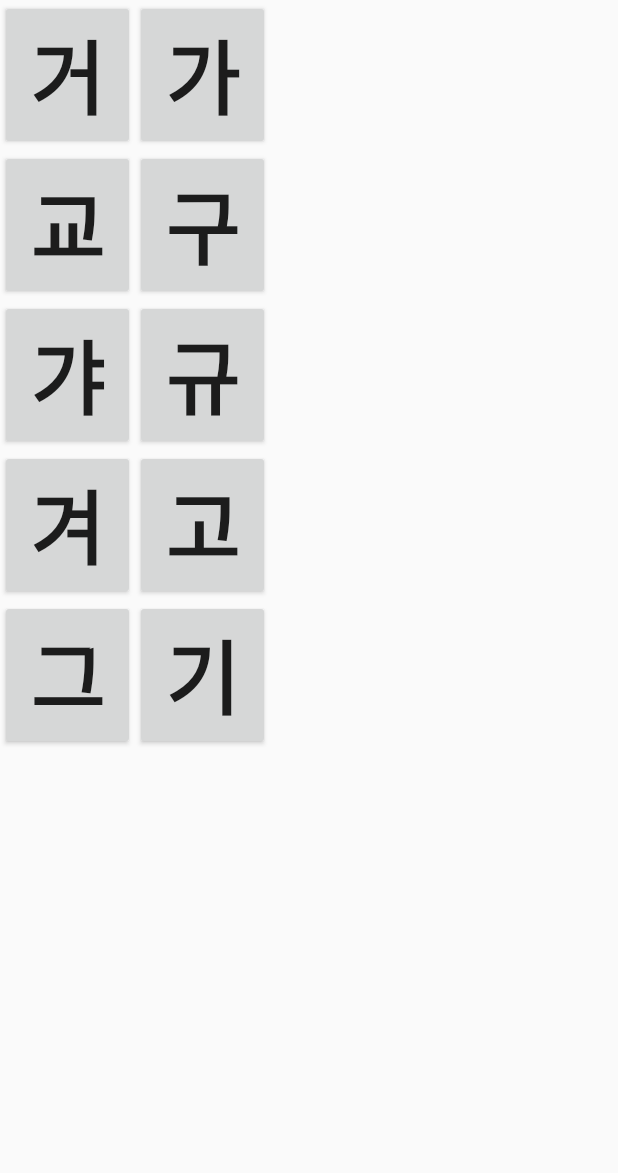
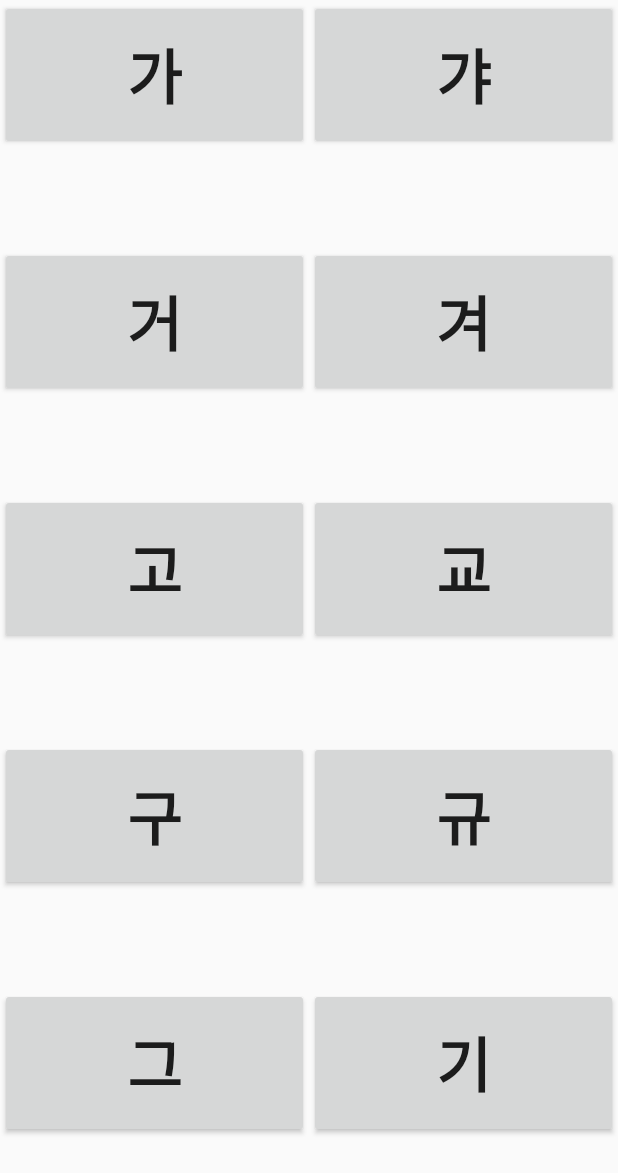
Before and after one commit to jnbrewster/KoreanCharacters, an Android app: the screen it shows after launch (MainActivity), on a phone screen of 412 x 824 dp. Shown: the top 1173 px of the screen. Run offline under Robolectric (Android 15) with nearby library versions, the phone set to English and light mode, and no system bars; 53 statements that could not run were skipped.

Commit message:
Fixed horizontal and vertical scaling on all sizes
Fixed horizontal and vertical scaling on all sizes

```diff
--- a/app/src/main/java/com/happydad/koreancharacters/MainActivity.java
+++ b/app/src/main/java/com/happydad/koreancharacters/MainActivity.java
@@ -2,6 +2,7 @@ package com.happydad.koreancharacters;
 
 import android.app.ActionBar;
 import android.app.FragmentTransaction;
+import android.media.MediaPlayer;
 import android.os.Bundle;
 import android.support.v4.app.Fragment;
 import android.support.v4.app.FragmentActivity;
@@ -9,8 +10,10 @@ import android.support.v4.app.FragmentManager;
 import android.support.v4.app.FragmentStatePagerAdapter;
 import android.support.v4.view.ViewPager;
 import android.util.Log;
+import android.view.View;
 import android.view.Window;
 import android.view.WindowManager;
+import android.widget.Button;
 
 public class MainActivity extends FragmentActivity implements ActionBar.TabListener {
 
@@ -31,6 +34,10 @@ public class MainActivity extends FragmentActivity implements ActionBar.TabListe
         final ActionBar actionBar=getActionBar();
         actionBar.setNavigationMode(ActionBar.NAVIGATION_MODE_TABS);
         addTabs(actionBar);
+
+
+        //setup with button
+        // buttonSounds();
 
         viewPager.setAdapter(new MyAdapter(getSupportFragmentManager()));
         viewPager.setOnPageChangeListener(new ViewPager.OnPageChangeListener() {
@@ -58,6 +65,18 @@ public class MainActivity extends FragmentActivity implements ActionBar.TabListe
         });
 
     }
+
+    private void buttonSounds() {
+        final MediaPlayer sound = MediaPlayer.create(this, R.raw.ga);
+        sound.start();
+        sound.setOnCompletionListener(new MediaPlayer.OnCompletionListener() {
+            public void onCompletion(MediaPlayer sound) {
+                sound.release();
+            }
+        });
+
+    }
+
     private void addTabs(ActionBar actionBar)
     {
         ActionBar.Tab tab1=actionBar.newTab();
--- a/app/src/main/res/layout/fragment_1.xml
+++ b/app/src/main/res/layout/fragment_1.xml
@@ -1,175 +1,147 @@
 <?xml version="1.0" encoding="utf-8"?>
+<LinearLayout xmlns:android="http://schemas.android.com/apk/res/android"
+    android:layout_width="match_parent"
+    android:layout_height="match_parent"
+    android:orientation="vertical" >
 
-<TableLayout xmlns:android="http://schemas.android.com/apk/res/android"
-    android:layout_width="fill_parent"
-    android:layout_height="fill_parent"
-    android:columnCount="2"
-    android:rowCount="5"
+    <LinearLayout
+        android:layout_width="match_parent"
+        android:layout_height="wrap_content"
+        android:id="@+id/LinearLayout1"
+        android:layout_weight="1">
 
-    >
-
-    <ScrollView
-        android:layout_width="wrap_content"
-        android:layout_height="wrap_content"
-        android:id="@+id/scrollView" />
-
-    <TableRow
-        android:layout_width="fill_parent"
-        android:layout_height="fill_parent">
+        <!-- Equal weights cause two columns of equal width. -->
 
         <Button
-
-            android:layout_width="fill_parent"
+            android:layout_width="0dp"
             android:layout_height="wrap_content"
-            android:text="거"
-            android:id="@+id/button거"
-            android:textSize="54dp"
+            android:layout_weight="1"
+            android:text="가"
+            android:padding="20dp"
             android:textStyle="bold"
-            android:layout_row="1"
-            android:layout_column="1"
-            android:paddingLeft="20dp"
-            android:paddingRight="20dp" />
+            android:textSize="40dp"
+            android:id="@+id/Button가" />
 
         <Button
+            android:layout_width="0dp"
+            android:layout_height="wrap_content"
+            android:layout_weight="1"
+            android:text="갸"
+            android:padding="20dp"
+            android:textStyle="bold"
+            android:textSize="40dp"
+            android:id="@+id/Button갸" />
+    </LinearLayout>
 
-            android:layout_width="fill_parent"
-            android:layout_height="wrap_content"
-            android:text="가"
-            android:id="@+id/button가"
-            android:textSize="54dp"
-            android:textStyle="bold"
-            android:layout_row="0"
-            android:paddingLeft="20dp"
-            android:paddingRight="20dp"
-            android:layout_column="1" />
-    </TableRow>
+    <LinearLayout
+        android:layout_width="match_parent"
+        android:layout_height="wrap_content"
+        android:id="@+id/LinearLayout2"
+        android:layout_weight="1">
 
-    <TableRow
-        android:layout_width="fill_parent"
-        android:layout_height="fill_parent">
+        <!-- Equal weights cause two columns of equal width. -->
 
         <Button
-
-            android:layout_width="fill_parent"
+            android:layout_width="0dp"
             android:layout_height="wrap_content"
-            android:text="교"
-            android:id="@+id/button교"
-            android:textSize="54dp"
+            android:layout_weight="1"
+            android:text="거"
+            android:padding="20dp"
             android:textStyle="bold"
-            android:layout_row="2"
-            android:layout_column="1"
-            android:paddingLeft="20dp"
-            android:paddingRight="20dp" />
+            android:textSize="40dp"
+            android:id="@+id/Button거" />
 
         <Button
+            android:layout_width="0dp"
+            android:layout_height="wrap_content"
+            android:layout_weight="1"
+            android:text="겨"
+            android:padding="20dp"
+            android:textStyle="bold"
+            android:textSize="40dp"
+            android:id="@+id/Button겨" />
+    </LinearLayout>
 
-            android:layout_width="fill_parent"
-            android:layout_height="wrap_content"
-            android:text="구"
-            android:id="@+id/button구"
-            android:textSize="54dp"
-            android:textStyle="bold"
-            android:layout_row="3"
-            android:layout_column="0"
-            android:paddingLeft="20dp"
-            android:paddingRight="20dp" />
-
-    </TableRow>
-
-    <TableRow
-        android:layout_width="fill_parent"
-        android:layout_height="fill_parent">
+    <LinearLayout
+        android:layout_width="match_parent"
+        android:layout_height="wrap_content"
+        android:id="@+id/LinearLayout3"
+        android:layout_weight="1">
 
         <Button
-
-            android:layout_width="fill_parent"
+            android:layout_width="0dp"
             android:layout_height="wrap_content"
-            android:text="갸"
-            android:id="@+id/button갸"
-            android:textSize="54dp"
+            android:layout_weight="1"
+            android:text="고"
+            android:padding="20dp"
             android:textStyle="bold"
-            android:layout_row="0"
-            android:layout_column="1"
-            android:paddingLeft="20dp"
-            android:paddingRight="20dp" />
+            android:textSize="40dp"
+            android:id="@+id/Button고" />
 
         <Button
+            android:layout_width="0dp"
+            android:layout_height="wrap_content"
+            android:layout_weight="1"
+            android:text="교"
+            android:padding="20dp"
+            android:textStyle="bold"
+            android:textSize="40dp"
+            android:id="@+id/Button교" />
+    </LinearLayout>
 
-            android:layout_width="fill_parent"
-            android:layout_height="wrap_content"
-            android:text="규"
-            android:id="@+id/button규"
-            android:textSize="54dp"
-            android:textStyle="bold"
-            android:layout_row="3"
-            android:layout_column="1"
-            android:paddingLeft="20dp"
-            android:paddingRight="20dp" />
-    </TableRow>
-
-    <TableRow
-        android:layout_width="fill_parent"
-        android:layout_height="fill_parent">
+    <LinearLayout
+        android:layout_width="match_parent"
+        android:layout_height="wrap_content"
+        android:id="@+id/LinearLayout4"
+        android:layout_weight="1">
 
         <Button
-
-            android:layout_width="fill_parent"
+            android:layout_width="0dp"
             android:layout_height="wrap_content"
-            android:text="겨"
-            android:id="@+id/button겨"
-            android:textSize="54dp"
+            android:layout_weight="1"
+            android:text="구"
+            android:padding="20dp"
             android:textStyle="bold"
-            android:layout_row="1"
-            android:layout_column="1"
-
-            android:paddingLeft="20dp"
-            android:paddingRight="20dp" />
+            android:textSize="40dp"
+            android:id="@+id/Button구" />
 
         <Button
+            android:layout_width="0dp"
+            android:layout_height="wrap_content"
+            android:layout_weight="1"
+            android:text="규"
+            android:padding="20dp"
+            android:textStyle="bold"
+            android:textSize="40dp"
+            android:id="@+id/Button규" />
+    </LinearLayout>
 
-            android:layout_width="fill_parent"
-            android:layout_height="wrap_content"
-            android:text="고"
-            android:id="@+id/button고"
-            android:textSize="54dp"
-            android:textStyle="bold"
-            android:layout_row="2"
-            android:layout_column="0"
-            android:paddingLeft="20dp"
-            android:paddingRight="20dp" />
-    </TableRow>
-
-    <TableRow
-        android:layout_width="fill_parent"
-        android:layout_height="fill_parent">
+    <LinearLayout
+        android:layout_width="match_parent"
+        android:layout_height="wrap_content"
+        android:id="@+id/LinearLayout5"
+        android:layout_weight="1">
 
         <Button
-
-            android:layout_width="fill_parent"
+            android:layout_width="0dp"
             android:layout_height="wrap_content"
+            android:layout_weight="1"
             android:text="그"
-            android:id="@+id/button그"
-            android:textSize="54dp"
+            android:padding="20dp"
             android:textStyle="bold"
-            android:layout_row="4"
-            android:layout_column="1"
-            android:paddingLeft="20dp"
-            android:paddingRight="20dp" />
+            android:textSize="40dp"
+            android:id="@+id/Button그" />
 
         <Button
-
-            android:layout_width="fill_parent"
+            android:layout_width="0dp"
             android:layout_height="wrap_content"
+            android:layout_weight="1"
             android:text="기"
-            android:id="@+id/button기"
-            android:textSize="54dp"
+            android:padding="20dp"
             android:textStyle="bold"
-            android:layout_row="4"
-            android:layout_column="1"
-            android:paddingLeft="20dp"
-            android:paddingRight="20dp" />
-
-    </TableRow>
+            android:textSize="40dp"
+            android:id="@+id/Button기" />
+    </LinearLayout>
 
 
-</TableLayout>
+</LinearLayout>
```
Also changed, not shown: 2 other files.
